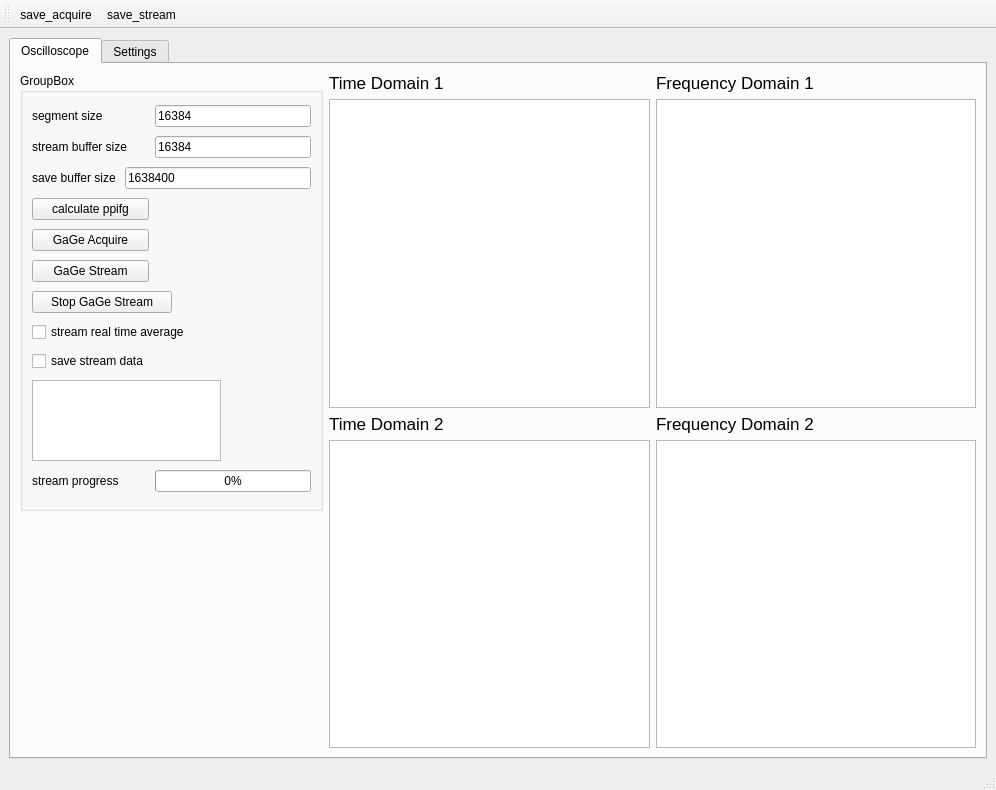
This is main_window/form.ui in UCBoulder/GaGe_Digitzer_Python as Qt 5 draws it before an edit. The edited form follows.
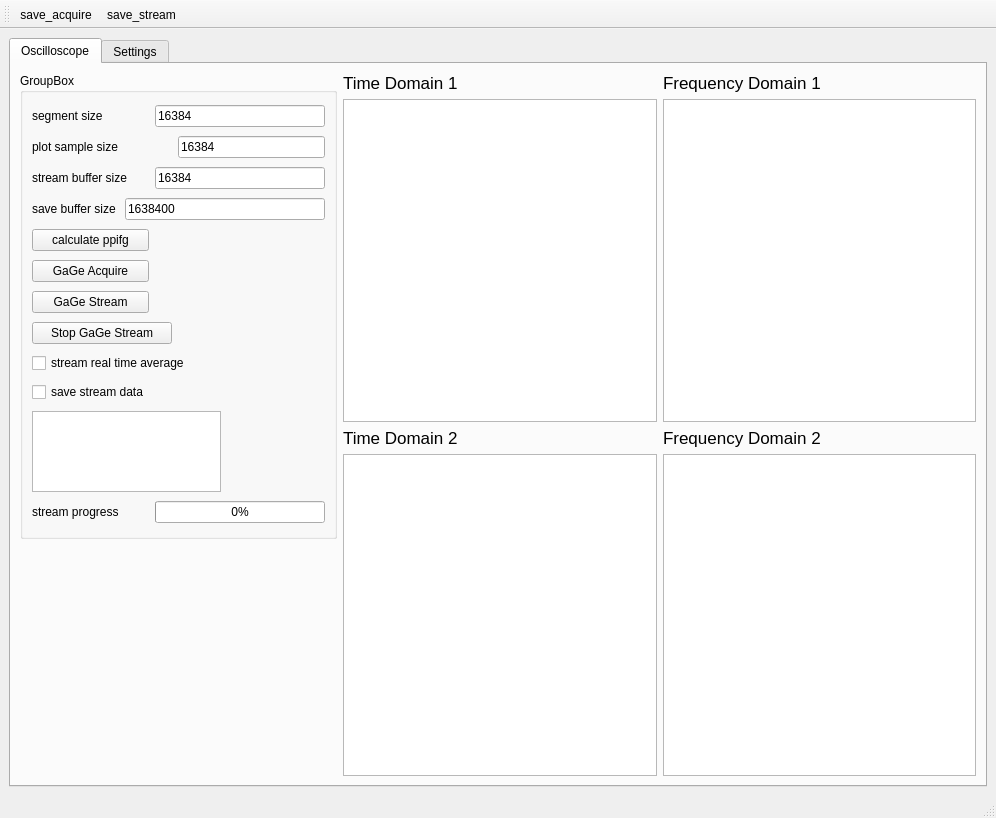
This is the edited form. Icons and pictures are not drawn. Custom widgets are drawn as their Qt base class.

Commit message: make how many points to plot an option

```diff
--- a/main_window/form.ui
+++ b/main_window/form.ui
@@ -7,7 +7,7 @@
     <x>0</x>
     <y>0</y>
     <width>996</width>
-    <height>790</height>
+    <height>818</height>
    </rect>
   </property>
   <property name="windowTitle">
@@ -29,14 +29,14 @@
          <widget class="QGroupBox" name="groupBox">
           <property name="minimumSize">
            <size>
-            <width>303</width>
-            <height>438</height>
+            <width>317</width>
+            <height>466</height>
            </size>
           </property>
           <property name="maximumSize">
            <size>
-            <width>303</width>
-            <height>438</height>
+            <width>317</width>
+            <height>466</height>
            </size>
           </property>
           <property name="title">
@@ -57,42 +57,56 @@
              </property>
             </widget>
            </item>
-           <item row="1" column="0" colspan="2">
+           <item row="1" column="0">
+            <widget class="QLabel" name="label_11">
+             <property name="text">
+              <string>plot sample size</string>
+             </property>
+            </widget>
+           </item>
+           <item row="1" column="3" colspan="2">
+            <widget class="QLineEdit" name="le_plotsamplesize">
+             <property name="text">
+              <string>16384</string>
+             </property>
+            </widget>
+           </item>
+           <item row="2" column="0" colspan="2">
             <widget class="QLabel" name="label_3">
              <property name="text">
               <string>stream buffer size</string>
              </property>
             </widget>
            </item>
-           <item row="1" column="2" colspan="3">
+           <item row="2" column="2" colspan="3">
             <widget class="QLineEdit" name="le_buffersize">
              <property name="text">
               <string>16384</string>
              </property>
             </widget>
            </item>
-           <item row="2" column="0">
+           <item row="3" column="0">
             <widget class="QLabel" name="label_9">
              <property name="text">
               <string>save buffer size</string>
              </property>
             </widget>
            </item>
-           <item row="2" column="1" colspan="4">
+           <item row="3" column="1" colspan="4">
             <widget class="QLineEdit" name="le_savebuffersize">
              <property name="text">
               <string>1638400</string>
              </property>
             </widget>
            </item>
-           <item row="3" column="0" colspan="2">
+           <item row="4" column="0" colspan="2">
             <widget class="QPushButton" name="pb_calc_ppifg">
              <property name="text">
               <string>calculate ppifg</string>
              </property>
             </widget>
            </item>
-           <item row="3" column="3" rowspan="2" colspan="2">
+           <item row="4" column="3" colspan="2">
             <spacer name="horizontalSpacer">
              <property name="orientation">
               <enum>Qt::Horizontal</enum>
@@ -105,28 +119,28 @@
              </property>
             </spacer>
            </item>
-           <item row="4" column="0" colspan="2">
+           <item row="5" column="0" colspan="2">
             <widget class="QPushButton" name="pb_gage_acquire">
              <property name="text">
               <string>GaGe Acquire</string>
              </property>
             </widget>
            </item>
-           <item row="5" column="0" colspan="2">
+           <item row="6" column="0" colspan="2">
             <widget class="QPushButton" name="pb_gage_stream">
              <property name="text">
               <string>GaGe Stream</string>
              </property>
             </widget>
            </item>
-           <item row="6" column="0" colspan="3">
+           <item row="7" column="0" colspan="3">
             <widget class="QPushButton" name="pb_stop_gage_stream">
              <property name="text">
               <string>Stop GaGe Stream</string>
              </property>
             </widget>
            </item>
-           <item row="6" column="4">
+           <item row="7" column="4">
             <spacer name="horizontalSpacer_5">
              <property name="orientation">
               <enum>Qt::Horizontal</enum>
@@ -139,21 +153,21 @@
              </property>
             </spacer>
            </item>
-           <item row="7" column="0" colspan="4">
+           <item row="8" column="0" colspan="4">
             <widget class="QCheckBox" name="cb_average">
              <property name="text">
               <string>stream real time average</string>
              </property>
             </widget>
            </item>
-           <item row="8" column="0" colspan="2">
+           <item row="9" column="0" colspan="2">
             <widget class="QCheckBox" name="cb_save_stream">
              <property name="text">
               <string>save stream data</string>
              </property>
             </widget>
            </item>
-           <item row="9" column="0" colspan="5">
+           <item row="10" column="0" colspan="5">
             <widget class="QTextBrowser" name="tb_monitor">
              <property name="maximumSize">
               <size>
@@ -163,14 +177,14 @@
              </property>
             </widget>
            </item>
-           <item row="10" column="0">
+           <item row="11" column="0">
             <widget class="QLabel" name="label_10">
              <property name="text">
               <string>stream progress</string>
              </property>
             </widget>
            </item>
-           <item row="10" column="2" colspan="3">
+           <item row="11" column="2" colspan="3">
             <widget class="QProgressBar" name="pb">
              <property name="value">
               <number>0</number>
```
The commit also changes 2 other files.
